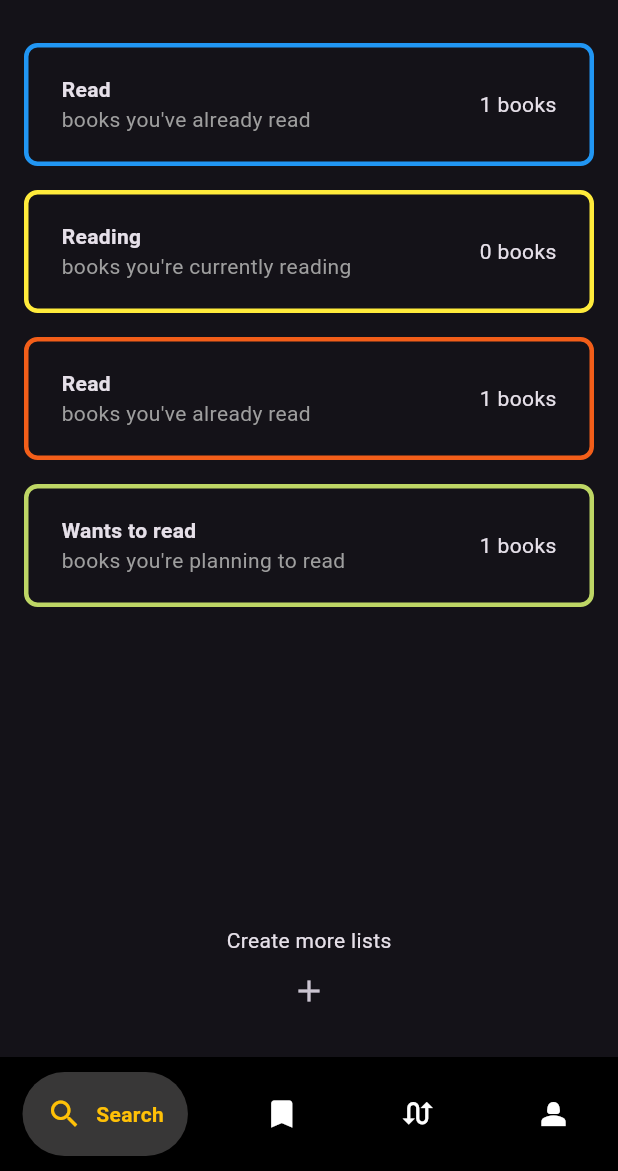
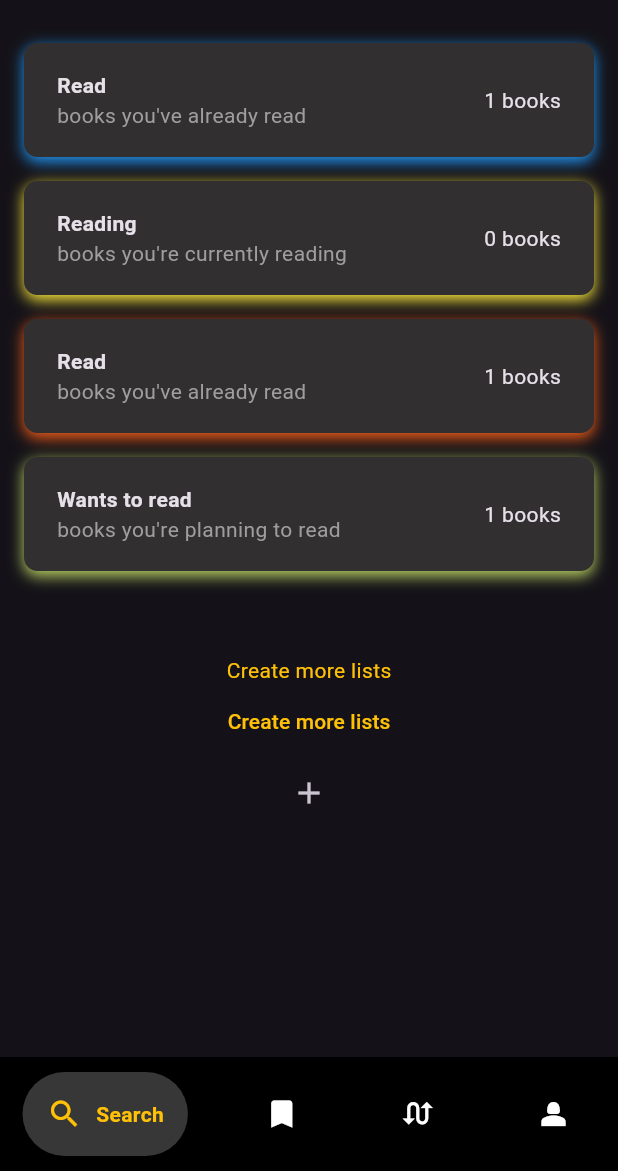
Before and after one commit to bdominguez6/App_Pumpun, a Flutter app: the screen it shows after launch, on a phone screen of 412 x 824 dp, the part 65-1236 px from its top. Run offline on Flutter 3.47's test engine with Material 3 defaults, Android fonts, the phone set to English and light mode, and no system bars; drawn by our look-alikes of google_nav_bar; our stand-ins replace flutter_colorpicker, google_fonts.

Commit message:
feat(WIP): booklist screen

```diff
--- a/app/lib/widgets/booklist/booklist_item.dart
+++ b/app/lib/widgets/booklist/booklist_item.dart
@@ -12,12 +12,19 @@ class BookListItem extends StatelessWidget {
     currentBookCount = booklist.books.length;
     return Container(
       decoration: BoxDecoration(
-        borderRadius: BorderRadius.circular(9),
-        border: Border.all(
-          color: booklist.color,
-          width: 3,
-        ),
-      ),
+          color: Color.fromARGB(255, 49, 47, 47),
+          borderRadius: BorderRadius.circular(9),
+          /*border: Border.all(
+            color: booklist.color,
+            width: 3,
+          ),*/
+          boxShadow: [
+            BoxShadow(
+              color: booklist.color,
+              blurRadius: 8,
+              offset: Offset(0, 3),
+            ),
+          ]),
       child: Padding(
         padding: const EdgeInsets.symmetric(horizontal: 22, vertical: 18),
         child: Row(
--- a/app/lib/widgets/booklist/booklists_screen.dart
+++ b/app/lib/widgets/booklist/booklists_screen.dart
@@ -244,8 +244,9 @@ class _BookListsScreenState extends State<BookListsScreen> {
       //show the lists
       //if there are less than 5 list we include the + button after the lists presentation
       body: Column(
+        mainAxisSize: MainAxisSize.max,
         children: [
-          Expanded(
+          Flexible(
             child: ListView.builder(
               padding: const EdgeInsets.symmetric(vertical: 8),
               shrinkWrap: true,
@@ -261,12 +262,30 @@ class _BookListsScreenState extends State<BookListsScreen> {
               ),
             ),
           ),
-          if (testList.length < 5)
+          if (testList.length < 6)
             Padding(
-                padding: EdgeInsets.all(20),
+                padding: EdgeInsets.all(40),
                 child: Column(
+                  mainAxisSize: MainAxisSize.max,
+                  mainAxisAlignment: MainAxisAlignment.center,
                   children: [
-                    const Text('Create more lists'),
+                    const Text(
+                      'Create more lists',
+                      style: TextStyle(
+                        color: Colors.amber,
+                      ),
+                    ),
+                    TextButton(
+                      onPressed: () {
+                        _openBooklistCreationModal();
+                      },
+                      child: const Text(
+                        'Create more lists',
+                        style: TextStyle(
+                          color: Colors.amber,
+                        ),
+                      ),
+                    ),
                     IconButton(
                       onPressed: () {
                         _openBooklistCreationModal();
```
